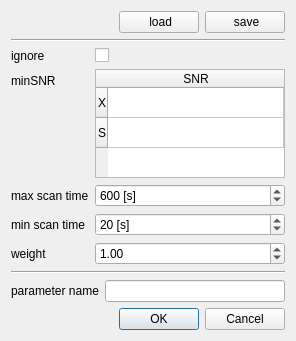
Above: baselineparametersdialog.ui from TUW-VieVS/VieSchedpp before the change. Below: the same form after it.
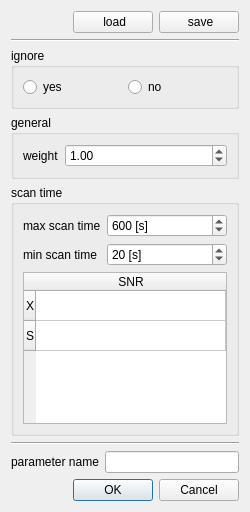
That is the form after the change. Icons and pictures are not drawn.

```diff
--- a/baselineparametersdialog.ui
+++ b/baselineparametersdialog.ui
@@ -6,14 +6,14 @@
    <rect>
     <x>0</x>
     <y>0</y>
-    <width>296</width>
-    <height>341</height>
+    <width>250</width>
+    <height>512</height>
    </rect>
   </property>
   <property name="windowTitle">
    <string>Dialog</string>
   </property>
-  <layout class="QVBoxLayout" name="verticalLayout">
+  <layout class="QVBoxLayout" name="verticalLayout_2">
    <item>
     <layout class="QHBoxLayout" name="horizontalLayout_4">
      <item>
@@ -61,30 +61,118 @@
     </widget>
    </item>
    <item>
-    <layout class="QFormLayout" name="formLayout">
-     <item row="0" column="0">
-      <widget class="QLabel" name="availableLabel">
-       <property name="text">
+    <widget class="QGroupBox" name="groupBox">
+     <property name="title">
         <string>ignore</string>
        </property>
-      </widget>
-     </item>
+     <layout class="QHBoxLayout" name="horizontalLayout">
+      <item>
+       <widget class="QRadioButton" name="radioButton">
+        <property name="text">
+         <string>yes</string>
+        </property>
+       </widget>
+      </item>
+      <item>
+       <widget class="QRadioButton" name="radioButton_2">
+        <property name="text">
+         <string>no</string>
+        </property>
+       </widget>
+      </item>
+     </layout>
+    </widget>
+   </item>
+   <item>
+    <widget class="QGroupBox" name="groupBox_3">
+     <property name="title">
+      <string>general</string>
+     </property>
+     <layout class="QFormLayout" name="formLayout_2">
+      <item row="0" column="0">
+       <widget class="QLabel" name="label_3">
+        <property name="text">
+         <string>weight</string>
+        </property>
+       </widget>
+      </item>
      <item row="0" column="1">
-      <widget class="QCheckBox" name="CheckBox_ignore">
-       <property name="checked">
-        <bool>false</bool>
+       <widget class="QDoubleSpinBox" name="doubleSpinBox_weight">
+        <property name="singleStep">
+         <double>0.100000000000000</double>
+        </property>
+        <property name="value">
+         <double>1.000000000000000</double>
+        </property>
+       </widget>
+      </item>
+     </layout>
+    </widget>
+   </item>
+   <item>
+    <widget class="QGroupBox" name="groupBox_2">
+     <property name="title">
+      <string>scan time</string>
+     </property>
+     <layout class="QVBoxLayout" name="verticalLayout">
+      <item>
+       <layout class="QFormLayout" name="formLayout">
+        <item row="0" column="0">
+         <widget class="QLabel" name="label">
+          <property name="text">
+           <string>max scan time</string>
+          </property>
+         </widget>
+        </item>
+        <item row="0" column="1">
+         <widget class="QSpinBox" name="spinBox_maxScan">
+          <property name="suffix">
+           <string> [s]</string>
+          </property>
+          <property name="maximum">
+           <number>9999</number>
+          </property>
+          <property name="singleStep">
+           <number>60</number>
+          </property>
+          <property name="value">
+           <number>600</number>
        </property>
       </widget>
      </item>
      <item row="1" column="0">
-      <widget class="QLabel" name="minSNRLabel">
+         <widget class="QLabel" name="label_2">
        <property name="text">
-        <string>minSNR</string>
+           <string>min scan time</string>
        </property>
       </widget>
      </item>
      <item row="1" column="1">
+         <widget class="QSpinBox" name="spinBox_minScan">
+          <property name="suffix">
+           <string> [s]</string>
+          </property>
+          <property name="maximum">
+           <number>9999</number>
+          </property>
+          <property name="singleStep">
+           <number>10</number>
+          </property>
+          <property name="value">
+           <number>20</number>
+          </property>
+         </widget>
+        </item>
+       </layout>
+      </item>
+      <item>
       <widget class="QTableWidget" name="tableWidget_SNR">
+        <property name="minimumSize">
+         <size>
+          <width>0</width>
+          <height>120</height>
+         </size>
+        </property>
        <attribute name="horizontalHeaderStretchLastSection">
         <bool>true</bool>
        </attribute>
@@ -105,70 +193,8 @@
        </column>
       </widget>
      </item>
-     <item row="2" column="0">
-      <widget class="QLabel" name="label">
-       <property name="text">
-        <string>max scan time</string>
-       </property>
-      </widget>
-     </item>
-     <item row="2" column="1">
-      <widget class="QSpinBox" name="spinBox_maxScan">
-       <property name="suffix">
-        <string> [s]</string>
-       </property>
-       <property name="maximum">
-        <number>9999</number>
-       </property>
-       <property name="singleStep">
-        <number>60</number>
-       </property>
-       <property name="value">
-        <number>600</number>
-       </property>
-      </widget>
-     </item>
-     <item row="3" column="0">
-      <widget class="QLabel" name="label_2">
-       <property name="text">
-        <string>min scan time</string>
-       </property>
-      </widget>
-     </item>
-     <item row="3" column="1">
-      <widget class="QSpinBox" name="spinBox_minScan">
-       <property name="suffix">
-        <string> [s]</string>
-       </property>
-       <property name="maximum">
-        <number>9999</number>
-       </property>
-       <property name="singleStep">
-        <number>10</number>
-       </property>
-       <property name="value">
-        <number>20</number>
-       </property>
-      </widget>
-     </item>
-     <item row="4" column="0">
-      <widget class="QLabel" name="label_3">
-       <property name="text">
-        <string>weight</string>
-       </property>
-      </widget>
-     </item>
-     <item row="4" column="1">
-      <widget class="QDoubleSpinBox" name="doubleSpinBox_weight">
-       <property name="singleStep">
-        <double>0.100000000000000</double>
-       </property>
-       <property name="value">
-        <double>1.000000000000000</double>
-       </property>
-      </widget>
-     </item>
-    </layout>
+     </layout>
+    </widget>
    </item>
    <item>
     <widget class="Line" name="line">
```
Lines whose indentation alone changed are shown as unchanged.
